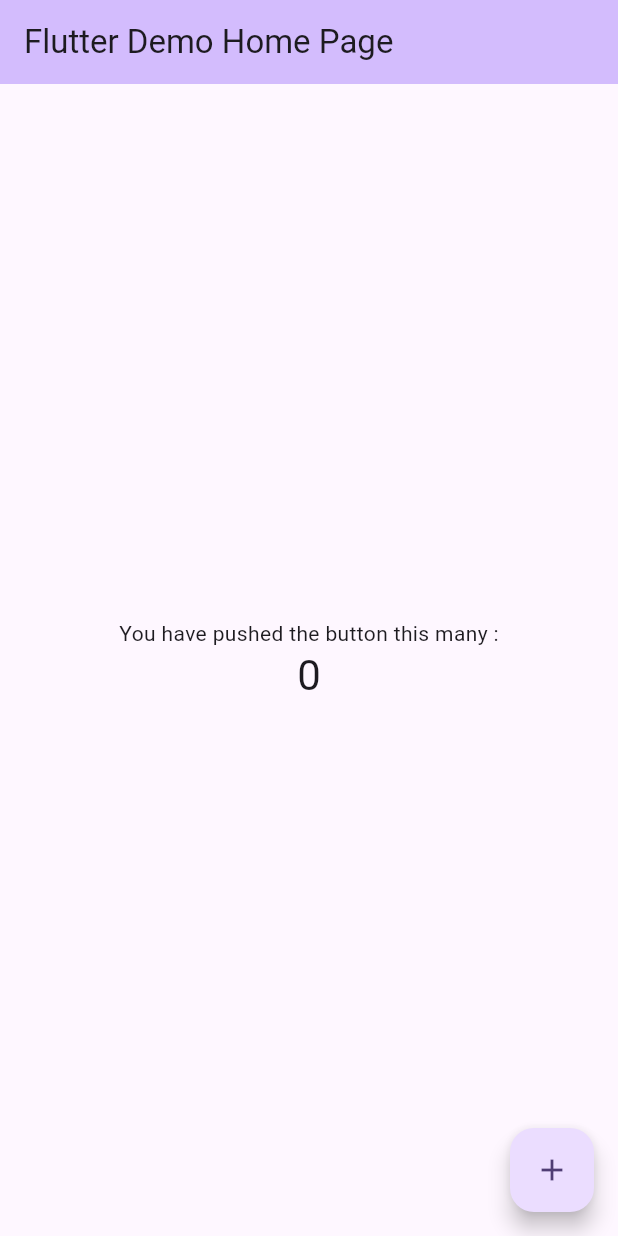
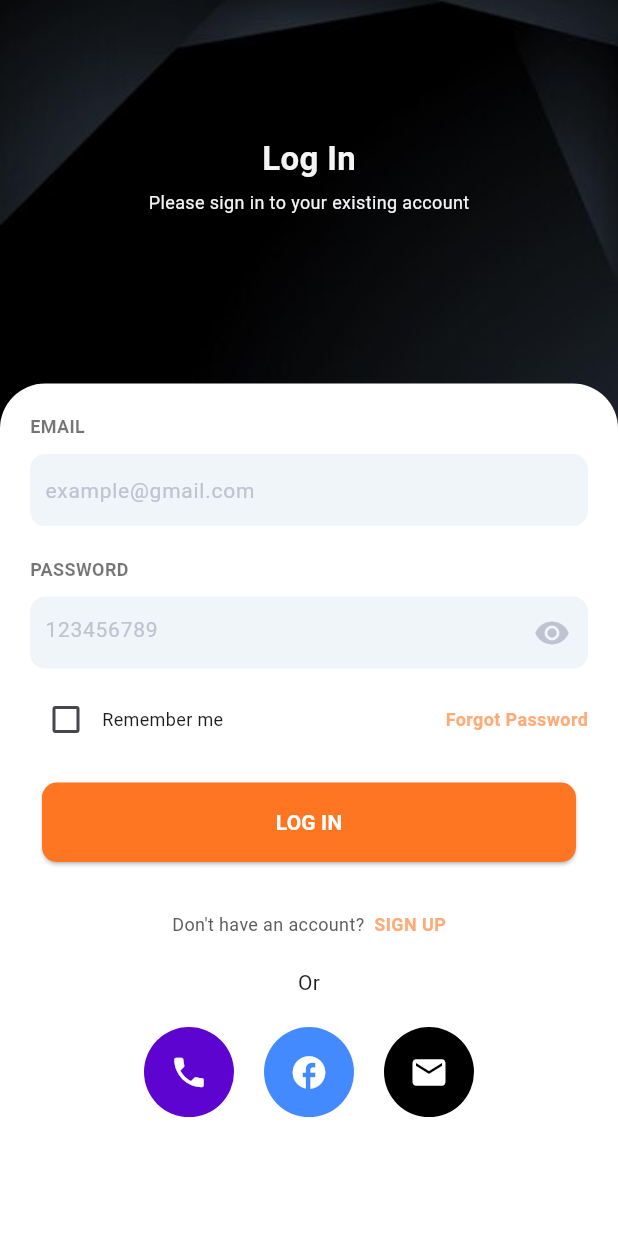
Before and after one commit to alkas930/food_application, a Flutter app: the screen it shows after launch, on a phone screen of 412 x 824 dp. Run offline on Flutter 3.47's test engine with Material 3 defaults, Android fonts, the phone set to English and light mode, and no system bars.

```diff
--- a/lib/main.dart
+++ b/lib/main.dart
@@ -1,4 +1,5 @@
 import 'package:flutter/material.dart';
+import 'package:food_application/view/login.dart';
 
 void main() {
   runApp(const MyApp());
@@ -7,46 +8,22 @@ void main() {
 class MyApp extends StatelessWidget {
   const MyApp({super.key});
 
-  // This widget is the root of your application.
   @override
   Widget build(BuildContext context) {
     return MaterialApp(
+      debugShowCheckedModeBanner: false,
       title: 'Flutter Demo',
       theme: ThemeData(
-        // This is the theme of your application.
-        //
-        // TRY THIS: Try running your application with "flutter run". You'll see
-        // the application has a purple toolbar. Then, without quitting the app,
-        // try changing the seedColor in the colorScheme below to Colors.green
-        // and then invoke "hot reload" (save your changes or press the "hot
-        // reload" button in a Flutter-supported IDE, or press "r" if you used
-        // the command line to start the app).
-        //
-        // Notice that the counter didn't reset back to zero; the application
-        // state is not lost during the reload. To reset the state, use hot
-        // restart instead.
-        //
-        // This works for code too, not just values: Most code changes can be
-        // tested with just a hot reload.
         colorScheme: ColorScheme.fromSeed(seedColor: Colors.deepPurple),
         useMaterial3: true,
       ),
-      home: const MyHomePage(title: 'Flutter Demo Home Page'),
+      home: const Login(),
     );
   }
 }
 
 class MyHomePage extends StatefulWidget {
   const MyHomePage({super.key, required this.title});
-
-  // This widget is the home page of your application. It is stateful, meaning
-  // that it has a State object (defined below) that contains fields that affect
-  // how it looks.
-
-  // This class is the configuration for the state. It holds the values (in this
-  // case the title) provided by the parent (in this case the App widget) and
-  // used by the build method of the State. Fields in a Widget subclass are
-  // always marked "final".
 
   final String title;
 
@@ -55,71 +32,8 @@ class MyHomePage extends StatefulWidget {
 }
 
 class _MyHomePageState extends State<MyHomePage> {
-  int _counter = 0;
-
-  void _incrementCounter() {
-    setState(() {
-      // This call to setState tells the Flutter framework that something has
-      // changed in this State, which causes it to rerun the build method below
-      // so that the display can reflect the updated values. If we changed
-      // _counter without calling setState(), then the build method would not be
-      // called again, and so nothing would appear to happen.
-      _counter++;
-    });
-  }
-
   @override
   Widget build(BuildContext context) {
-    // This method is rerun every time setState is called, for instance as done
-    // by the _incrementCounter method above.
-    //
-    // The Flutter framework has been optimized to make rerunning build methods
-    // fast, so that you can just rebuild anything that needs updating rather
-    // than having to individually change instances of widgets.
-    return Scaffold(
-      appBar: AppBar(
-        // TRY THIS: Try changing the color here to a specific color (to
-        // Colors.amber, perhaps?) and trigger a hot reload to see the AppBar
-        // change color while the other colors stay the same.
-        backgroundColor: Theme.of(context).colorScheme.inversePrimary,
-        // Here we take the value from the MyHomePage object that was created by
-        // the App.build method, and use it to set our appbar title.
-        title: Text(widget.title),
-      ),
-      body: Center(
-        // Center is a layout widget. It takes a single child and positions it
-        // in the middle of the parent.
-        child: Column(
-          // Column is also a layout widget. It takes a list of children and
-          // arranges them vertically. By default, it sizes itself to fit its
-          // children horizontally, and tries to be as tall as its parent.
-          //
-          // Column has various properties to control how it sizes itself and
-          // how it positions its children. Here we use mainAxisAlignment to
-          // center the children vertically; the main axis here is the vertical
-          // axis because Columns are vertical (the cross axis would be
-          // horizontal).
-          //
-          // TRY THIS: Invoke "debug painting" (choose the "Toggle Debug Paint"
-          // action in the IDE, or press "p" in the console), to see the
-          // wireframe for each widget.
-          mainAxisAlignment: MainAxisAlignment.center,
-          children: <Widget>[
-            const Text(
-              'You have pushed the button this many :',
-            ),
-            Text(
-              '$_counter',
-              style: Theme.of(context).textTheme.headlineMedium,
-            ),
-          ],
-        ),
-      ),
-      floatingActionButton: FloatingActionButton(
-        onPressed: _incrementCounter,
-        tooltip: 'Increment',
-        child: const Icon(Icons.add),
-      ), // This trailing comma makes auto-formatting nicer for build methods.
-    );
+    return Scaffold();
   }
 }
--- /dev/null
+++ b/lib/view/logIn.dart
@@ -0,0 +1,259 @@
+import 'package:flutter/material.dart';
+
+class Login extends StatefulWidget {
+  const Login({super.key});
+
+  @override
+  State<Login> createState() => _LoginState();
+}
+
+class _LoginState extends State<Login> {
+  @override
+  Widget build(BuildContext context) {
+    Size size = MediaQuery.of(context).size;
+    bool ischecked = false;
+    return SafeArea(
+      child: Scaffold(
+        body: Stack(
+          children: [
+            // Background Image
+            Container(
+              height: size.height,
+              width: size.width,
+              child: Image.asset(
+                'assets/bg.jpg',
+                fit: BoxFit.cover,
+              ),
+            ),
+
+            Column(
+              children: [
+                Padding(
+                  padding: const EdgeInsets.only(top: 90),
+                  child: Center(
+                    child: Text(
+                      "Log In",
+                      style: TextStyle(
+                        color: Color(0xfff4f4f5),
+                        fontSize: 22,
+                        fontWeight: FontWeight.bold,
+                      ),
+                    ),
+                  ),
+                ),
+                SizedBox(
+                  height: 5,
+                ),
+                Center(
+                  child: Text(
+                    "Please sign in to your existing account",
+                    style: TextStyle(color: Color(0xfff4f4f5), fontSize: 12),
+                  ),
+                ),
+                Spacer(),
+              ],
+            ),
+
+            Align(
+              alignment: Alignment.bottomCenter,
+              child: Container(
+                height: size.height / 1.45,
+                width: size.width,
+                decoration: BoxDecoration(
+                  color: Color(0xffffffff),
+                  borderRadius: BorderRadius.only(
+                    topLeft: Radius.circular(30),
+                    topRight: Radius.circular(30),
+                  ),
+                ),
+                child: Padding(
+                  padding: const EdgeInsets.all(20.0),
+                  child: Column(
+                    crossAxisAlignment: CrossAxisAlignment.start,
+                    children: [
+                      Text(
+                        "EMAIL",
+                        style: TextStyle(
+                            color: Colors.black54,
+                            fontSize: 12,
+                            fontWeight: FontWeight.bold),
+                      ),
+                      SizedBox(
+                        height: 10,
+                      ),
+                      Container(
+                        decoration: BoxDecoration(
+                            color: Color(0xfff0f5fa),
+                            borderRadius: BorderRadius.circular(10)),
+                        child: TextFormField(
+                          decoration: InputDecoration(
+                              hintText: "example@gmail.com",
+                              hintStyle: TextStyle(
+                                  color: Color(0xffbec3d2), fontSize: 14),
+                              border: InputBorder.none,
+                              contentPadding: EdgeInsets.all(10)),
+                          keyboardType: TextInputType.emailAddress,
+                        ),
+                      ),
+                      SizedBox(
+                        height: 20,
+                      ),
+                      Text(
+                        "PASSWORD",
+                        style: TextStyle(
+                            color: Colors.black54,
+                            fontSize: 12,
+                            fontWeight: FontWeight.bold),
+                      ),
+                      SizedBox(
+                        height: 10,
+                      ),
+                      Container(
+                        decoration: BoxDecoration(
+                            color: Color(0xfff0f5fa),
+                            borderRadius: BorderRadius.circular(10)),
+                        child: TextFormField(
+                          decoration: InputDecoration(
+                              hintText: "123456789",
+                              hintStyle: TextStyle(
+                                  color: Color(0xffbec3d2), fontSize: 14),
+                              border: InputBorder.none,
+                              contentPadding: EdgeInsets.all(10),
+                              suffixIcon: IconButton(
+                                onPressed: () {},
+                                icon: Icon(Icons.visibility),
+                                color: Color(0xffbec3d2),
+                              )),
+                          keyboardType: TextInputType.emailAddress,
+                        ),
+                      ),
+                      SizedBox(
+                        height: 10,
+                      ),
+                      Row(
+                        children: [
+                          Checkbox(
+                            value: ischecked,
+                            onChanged: (bool? value) {
+                              setState(() {
+                                ischecked = value ?? true;
+                              });
+                            },
+                          ),
+                          Text(
+                            'Remember me',
+                            style: TextStyle(fontSize: 12),
+                          ),
+                          Spacer(),
+                          Text(
+                            'Forgot Password',
+                            style: TextStyle(
+                                fontWeight: FontWeight.bold,
+                                fontSize: 12,
+                                color: Color(0xffffaa77)),
+                          ),
+                        ],
+                      ),
+                      SizedBox(
+                        height: 10,
+                      ),
+                      Padding(
+                        padding: const EdgeInsets.all(8.0),
+                        child: Container(
+                          width: size.width,
+                          height: 53,
+                          child: ElevatedButton(
+                            onPressed: () {
+                              print('Button pressed!');
+                            },
+                            child: Text(
+                              'LOG IN',
+                              style: TextStyle(
+                                  color: Colors.white,
+                                  fontSize: 14,
+                                  fontWeight: FontWeight.bold),
+                            ),
+                            style: ElevatedButton.styleFrom(
+                              backgroundColor: Color(0xffff7622),
+                              shape: RoundedRectangleBorder(
+                                borderRadius: BorderRadius.circular(10),
+                              ),
+                            ),
+                          ),
+                        ),
+                      ),
+                      SizedBox(
+                        height: 25,
+                      ),
+                      Row(
+                        mainAxisAlignment: MainAxisAlignment.center,
+                        children: [
+                          Text(
+                            "Don't have an account?",
+                            style: TextStyle(
+                              color: const Color.fromARGB(221, 66, 66, 66),
+                              fontSize: 12,
+                            ),
+                          ),
+                          Text(
+                            '  SIGN UP',
+                            style: TextStyle(
+                                fontWeight: FontWeight.bold,
+                                fontSize: 12,
+                                color: Color(0xffffaa77)),
+                          ),
+                        ],
+                      ),
+                      SizedBox(
+                        height: 20,
+                      ),
+                      Center(child: Text("Or")),
+                      SizedBox(
+                        height: 20,
+                      ),
+                      Row(
+                        mainAxisAlignment: MainAxisAlignment.center,
+                        children: [
+                          CircleAvatar(
+                            backgroundColor:
+                                const Color.fromARGB(255, 93, 4, 209),
+                            radius: 30,
+                            child: Icon(
+                              Icons.phone,
+                              color: Colors.white,
+                              size: 26,
+                            ),
+                          ),
+                          SizedBox(width: 20),
+                          CircleAvatar(
+                            backgroundColor: Colors.blueAccent,
+                            radius: 30,
+                            child: Icon(
+                              Icons.facebook,
+                              color: Colors.white,
+                              size: 26,
+                            ),
+                          ),
+                          SizedBox(width: 20),
+                          CircleAvatar(
+                            backgroundColor: Colors.black,
+                            radius: 30,
+                            child: Icon(
+                              Icons.email,
+                              color: Colors.white,
+                              size: 26,
+                            ),
+                          ),
+                        ],
+                      )
+                    ],
+                  ),
+                ),
+              ),
+            ),
+          ],
+        ),
+      ),
+    );
+  }
+}
--- a/pubspec.yaml
+++ b/pubspec.yaml
@@ -59,9 +59,9 @@ flutter:
   uses-material-design: true
 
   # To add assets to your application, add an assets section, like this:
-  # assets:
-  #   - images/a_dot_burr.jpeg
-  #   - images/a_dot_ham.jpeg
+  assets:
+    - assets/
+
 
   # An image asset can refer to one or more resolution-specific "variants", see
   # https://flutter.dev/to/resolution-aware-images
```
Also changed, not shown: lib/view/signUp.dart (added, +259 -0 lines), assets/bg.jpg (added).
